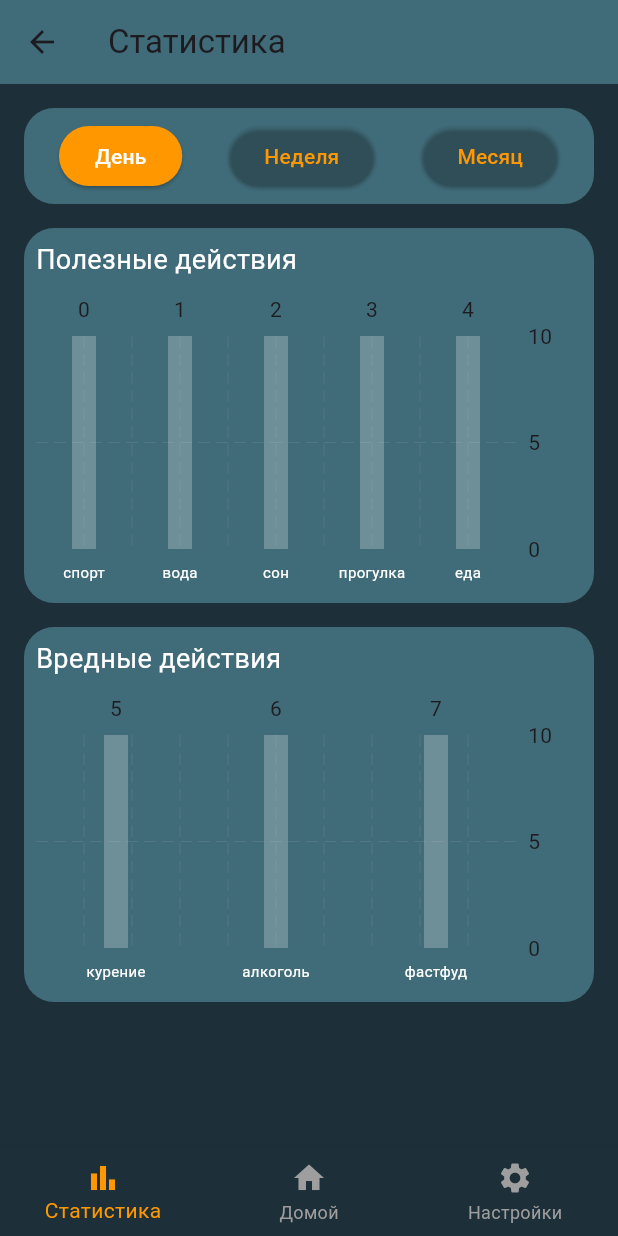
After one commit to Flutter-best-team/Unnamed-Project, a Flutter app: the StatisticsScreen screen opened directly, on a phone screen of 412 x 824 dp. The commit adds this screen. Run offline on Flutter 3.47's test engine with Material 3 defaults, Android fonts, the phone set to English and light mode, and no system bars; drawn by our look-alikes of fl_chart; our stand-ins replace flutter_riverpod, shared_preferences; accounts and stored records are empty; generated files the repository leaves out were written again.

Commit message:
added statistic

```diff
--- /dev/null
+++ b/lib/screens/statistics_screen.dart
@@ -0,0 +1,263 @@
+import 'package:flutter/material.dart';
+import 'package:shared_preferences/shared_preferences.dart';
+import 'package:fl_chart/fl_chart.dart';
+
+class StatisticsScreen extends StatefulWidget {
+  const StatisticsScreen({super.key});
+
+  @override
+  _StatisticsScreenState createState() => _StatisticsScreenState();
+}
+
+class _StatisticsScreenState extends State<StatisticsScreen> {
+  String _selectedPeriod = 'day';
+  Map<String, int> healthyCounts = {
+    'sport': 0,
+    'water': 0,
+    'sleep': 0,
+    'walk': 0,
+    'food': 0,
+  };
+  Map<String, int> unhealthyCounts = {
+    'smoking': 0,
+    'alcohol': 0,
+    'fastfood': 0,
+  };
+
+  @override
+  void initState() {
+    super.initState();
+    _loadStatistics();
+  }
+
+  Future<void> _loadStatistics() async {
+    final prefs = await SharedPreferences.getInstance();
+    Map<String, int> newHealthyCounts = {};
+    Map<String, int> newUnhealthyCounts = {};
+
+    newHealthyCounts['sport'] = prefs.getInt('0') ?? 0;
+    newHealthyCounts['water'] = prefs.getInt('1') ?? 0;
+    newHealthyCounts['sleep'] = prefs.getInt('2') ?? 0;
+    newHealthyCounts['walk'] = prefs.getInt('3') ?? 0;
+    newHealthyCounts['food'] = prefs.getInt('4') ?? 0;
+
+    newUnhealthyCounts['smoking'] = prefs.getInt('5') ?? 0;
+    newUnhealthyCounts['alcohol'] = prefs.getInt('6') ?? 0;
+    newUnhealthyCounts['fastfood'] = prefs.getInt('7') ?? 0;
+
+    setState(() {
+      healthyCounts = newHealthyCounts;
+      unhealthyCounts = newUnhealthyCounts;
+    });
+  }
+
+  void _onPeriodSelected(String period) {
+    setState(() {
+      _selectedPeriod = period;
+    });
+    _loadStatistics();
+  }
+
+  @override
+  Widget build(BuildContext context) {
+    return Scaffold(
+      backgroundColor: const Color.fromRGBO(29, 47, 56, 1),
+      appBar: AppBar(
+        backgroundColor: const Color.fromRGBO(64, 107, 120, 1),
+        title: const Text("Статистика"),
+      ),
+      body: Padding(
+        padding: const EdgeInsets.all(16.0),
+        child: Column(
+          children: [
+            Container(
+              padding: const EdgeInsets.all(8.0),
+              decoration: BoxDecoration(
+                color: const Color.fromRGBO(64, 107, 120, 1),
+                borderRadius: BorderRadius.circular(20),
+              ),
+              child: Row(
+                mainAxisAlignment: MainAxisAlignment.spaceAround,
+                children: [
+                  _buildPeriodButton('day', 'День'),
+                  _buildPeriodButton('week', 'Неделя'),
+                  _buildPeriodButton('month', 'Месяц'),
+                ],
+              ),
+            ),
+            const SizedBox(height: 16),
+            _buildBarChart('Полезные действия', healthyCounts),
+            const SizedBox(height: 16),
+            _buildBarChart('Вредные действия', unhealthyCounts),
+          ],
+        ),
+      ),
+      bottomNavigationBar: BottomNavigationBar(
+        backgroundColor: const Color.fromRGBO(29, 47, 56, 1),
+        items: const [
+          BottomNavigationBarItem(
+            icon: Icon(Icons.bar_chart),
+            label: 'Статистика',
+          ),
+          BottomNavigationBarItem(
+            icon: Icon(Icons.home),
+            label: 'Домой',
+          ),
+          BottomNavigationBarItem(
+            icon: Icon(Icons.settings),
+            label: 'Настройки',
+          ),
+        ],
+        currentIndex: 0,
+        selectedItemColor: Colors.orange,
+        unselectedItemColor: Colors.grey,
+      ),
+    );
+  }
+
+  Widget _buildPeriodButton(String period, String text) {
+    bool isSelected = _selectedPeriod == period;
+    return ElevatedButton(
+      onPressed: () => _onPeriodSelected(period),
+      style: ElevatedButton.styleFrom(
+        backgroundColor: isSelected ? Colors.orange : Colors.transparent,
+        shape: RoundedRectangleBorder(
+          borderRadius: BorderRadius.circular(20),
+        ),
+      ),
+      child: Text(
+        text,
+        style: TextStyle(
+          color: isSelected ? Colors.white : Colors.orange,
+        ),
+      ),
+    );
+  }
+
+  Widget _buildBarChart(String title, Map<String, int> counts) {
+    return Container(
+      padding: const EdgeInsets.all(8.0),
+      decoration: BoxDecoration(
+        color: const Color.fromRGBO(64, 107, 120, 1),
+        borderRadius: BorderRadius.circular(20),
+      ),
+      child: Column(
+        crossAxisAlignment: CrossAxisAlignment.start,
+        children: [
+          Text(
+            title,
+            style: const TextStyle(color: Colors.white, fontSize: 18),
+          ),
+          const SizedBox(height: 8),
+          SizedBox(
+            height: 200,
+            child: BarChart(
+              BarChartData(
+                alignment: BarChartAlignment.spaceAround,
+                barTouchData: BarTouchData(),
+                titlesData: FlTitlesData(
+                  show: true,
+                  bottomTitles: AxisTitles(
+                    sideTitles: SideTitles(
+                      showTitles: true,
+                      getTitlesWidget: (double value, TitleMeta meta) {
+                        const style = TextStyle(
+                          color: Colors.white,
+                          fontSize: 10,
+                        );
+                        String text;
+                        switch (value.toInt()) {
+                          case 0:
+                            text = 'спорт';
+                            break;
+                          case 1:
+                            text = 'вода';
+                            break;
+                          case 2:
+                            text = 'сон';
+                            break;
+                          case 3:
+                            text = 'прогулка';
+                            break;
+                          case 4:
+                            text = 'еда';
+                            break;
+                          case 5:
+                            text = 'курение';
+                            break;
+                          case 6:
+                            text = 'алкоголь';
+                            break;
+                          case 7:
+                            text = 'фастфуд';
+                            break;
+                          default:
+                            text = '';
+                            break;
+                        }
+                        return SideTitleWidget(
+                          axisSide: meta.axisSide,
+                          child: Text(text, style: style),
+                        );
+                      },
+                      reservedSize: 28,
+                    ),
+                  ),
+                  leftTitles: AxisTitles(
+                    sideTitles: SideTitles(showTitles: false),
+                  ),
+                ),
+                borderData: FlBorderData(
+                  show: false,
+                ),
+                barGroups: counts.entries
+                    .map(
+                      (entry) => BarChartGroupData(
+                        x: _mapLabelToIndex(entry.key),
+                        barRods: [
+                          BarChartRodData(
+                            toY: entry.value.toDouble(),
+                            color: Colors.orange,
+                            width: 16,
+                            borderRadius: BorderRadius.zero,
+                            backDrawRodData: BackgroundBarChartRodData(
+                              show: true,
+                              toY: 10,
+                              color: Colors.white24,
+                            ),
+                          ),
+                        ],
+                      ),
+                    )
+                    .toList(),
+              ),
+            ),
+          ),
+        ],
+      ),
+    );
+  }
+
+  int _mapLabelToIndex(String label) {
+    switch (label) {
+      case 'sport':
+        return 0;
+      case 'water':
+        return 1;
+      case 'sleep':
+        return 2;
+      case 'walk':
+        return 3;
+      case 'food':
+        return 4;
+      case 'smoking':
+        return 5;
+      case 'alcohol':
+        return 6;
+      case 'fastfood':
+        return 7;
+      default:
+        return -1;
+    }
+  }
+}
--- a/pubspec.yaml
+++ b/pubspec.yaml
@@ -43,6 +43,8 @@
   # The following adds the Cupertino Icons font to your application.
   # Use with the CupertinoIcons class for iOS style icons.
   cupertino_icons: ^1.0.6
+  shared_preferences: ^2.2.3
+  fl_chart: ^0.68.0
 
 dev_dependencies:
   flutter_test:
```
Also changed, not shown: lib/l10n/app_en.arb (+8 -1 lines), lib/l10n/app_ru.arb (+8 -1 lines), lib/screens/home_screen.dart (+70 -6 lines), pubspec.lock, 10 other files.
